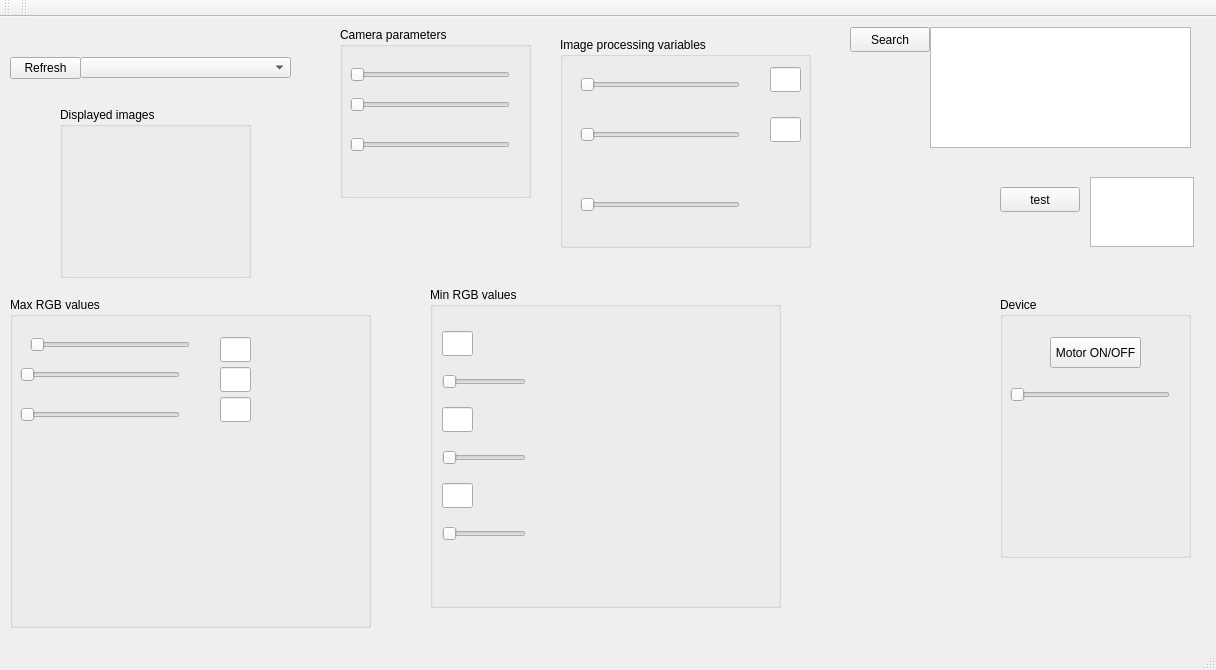
Qt form Application/mainwindow.ui (wiici/Apple-Grading-System) before a commit.
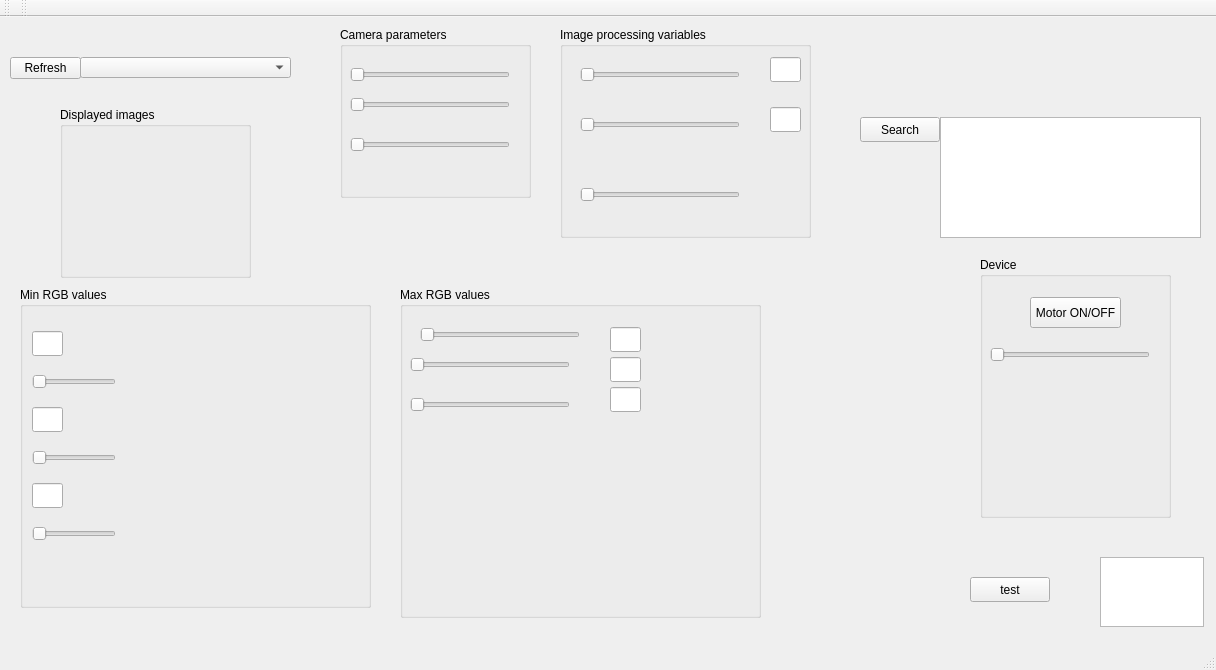
The same form after that commit.

Commit message: Remove unused widgets

```diff
--- a/Application/mainwindow.ui
+++ b/Application/mainwindow.ui
@@ -62,8 +62,8 @@
    <widget class="QPushButton" name="searchSerialPorts_pushButton">
     <property name="geometry">
      <rect>
-      <x>850</x>
-      <y>10</y>
+      <x>860</x>
+      <y>100</y>
       <width>80</width>
       <height>25</height>
      </rect>
@@ -75,18 +75,21 @@
    <widget class="QListWidget" name="listOfSerialPorts_listWidget">
     <property name="geometry">
      <rect>
-      <x>930</x>
-      <y>10</y>
+      <x>940</x>
+      <y>100</y>
       <width>261</width>
       <height>121</height>
      </rect>
     </property>
    </widget>
    <widget class="QPushButton" name="searchSerialPorts_pushButton_2">
+    <property name="enabled">
+     <bool>true</bool>
+    </property>
     <property name="geometry">
      <rect>
-      <x>1000</x>
-      <y>170</y>
+      <x>970</x>
+      <y>560</y>
       <width>80</width>
       <height>25</height>
      </rect>
@@ -98,8 +101,8 @@
    <widget class="QTextEdit" name="textEdit">
     <property name="geometry">
      <rect>
-      <x>1090</x>
-      <y>160</y>
+      <x>1100</x>
+      <y>540</y>
       <width>104</width>
       <height>70</height>
      </rect>
@@ -164,7 +167,7 @@
     <property name="geometry">
      <rect>
       <x>560</x>
-      <y>20</y>
+      <y>10</y>
       <width>251</width>
       <height>211</height>
      </rect>
@@ -337,8 +340,8 @@
    <widget class="QGroupBox" name="DeviceVariables_groupBox">
     <property name="geometry">
      <rect>
-      <x>1000</x>
-      <y>280</y>
+      <x>980</x>
+      <y>240</y>
       <width>191</width>
       <height>261</height>
      </rect>
@@ -406,7 +409,7 @@
    <widget class="QGroupBox" name="minRGBvalues_groupBox">
     <property name="geometry">
      <rect>
-      <x>430</x>
+      <x>20</x>
       <y>270</y>
       <width>351</width>
       <height>321</height>
@@ -599,8 +602,8 @@
    <widget class="QGroupBox" name="maxRGBvalues_groupBox">
     <property name="geometry">
      <rect>
-      <x>10</x>
-      <y>280</y>
+      <x>400</x>
+      <y>270</y>
       <width>361</width>
       <height>331</height>
      </rect>
```
The commit also changes 2 other files.
